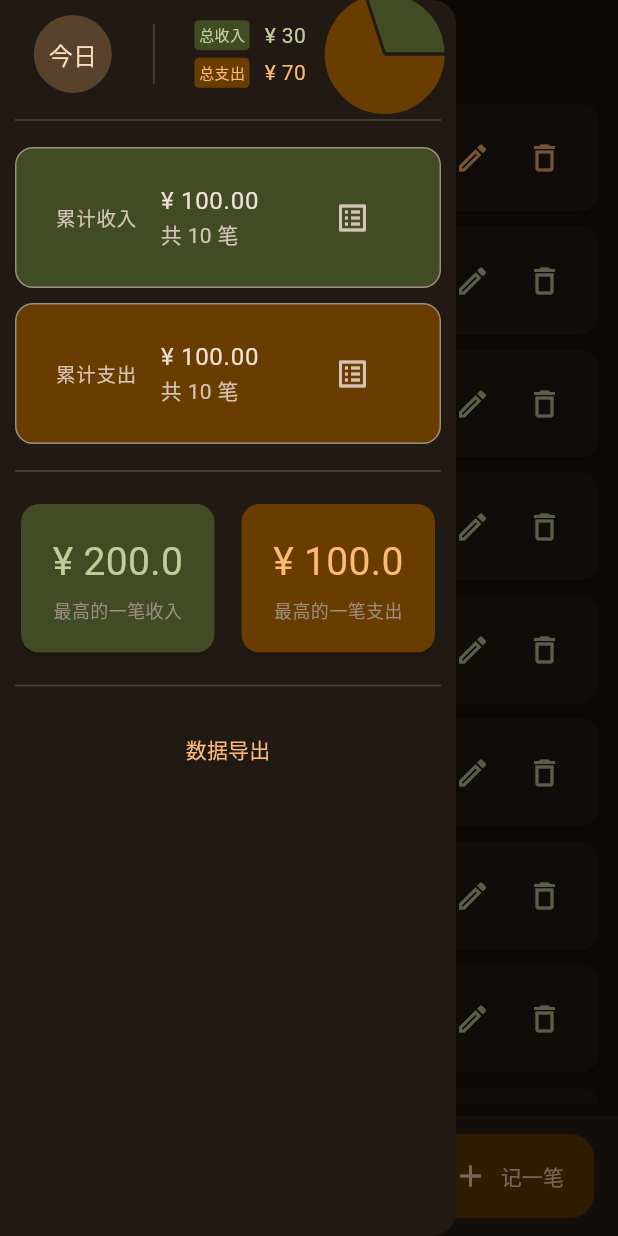
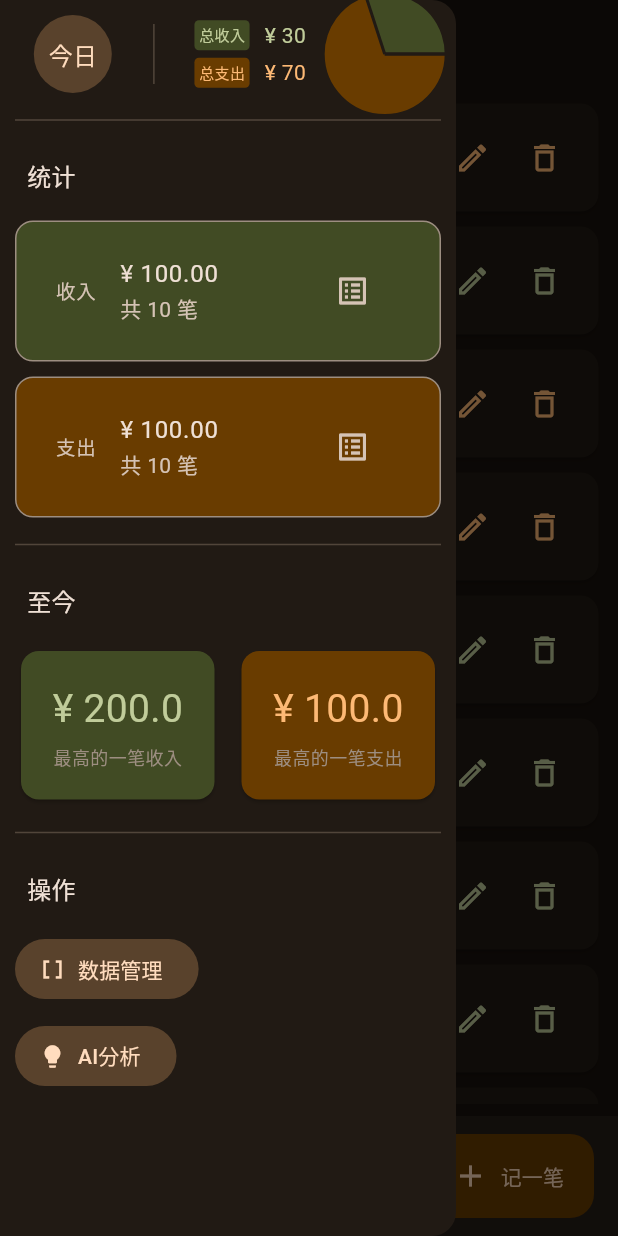
Before and after one commit to wzk0/flutter_jiyi, a Flutter app: the screen it shows after launch, with the side drawer open, on a phone screen of 412 x 824 dp. Run offline on Flutter 3.47's test engine with Material 3 defaults, Android fonts, the phone set to English and light mode, and no system bars; drawn by our look-alikes of fl_chart.

```diff
--- a/lib/views/widget_tree.dart
+++ b/lib/views/widget_tree.dart
@@ -1,5 +1,5 @@
 import 'package:flutter/material.dart';
-import 'package:jiyi/widgets/drawer_widget.dart';
+import 'package:jiyi/widgets/drawer/drawer_widget.dart';
 import 'package:jiyi/widgets/item/item_list_widget.dart';
 import 'package:jiyi/widgets/btm_appbar_widget.dart';
 import 'package:jiyi/widgets/fab_widget.dart';
--- /dev/null
+++ b/lib/widgets/drawer/drawer_title_widget.dart
@@ -0,0 +1,16 @@
+import 'package:flutter/material.dart';
+
+class DrawerTitleWidget extends StatelessWidget {
+
+  final String actions;
+
+  const DrawerTitleWidget({super.key, required this.actions});
+
+  @override
+  Widget build(BuildContext context) {
+    return Padding(
+      padding: const EdgeInsets.all(8),
+      child: Text(actions, style: TextStyle(fontSize: 16)),
+    );
+  }
+}
--- a/lib/widgets/drawer_widget.dart
+++ b/lib/widgets/drawer/drawer_widget.dart
@@ -1,8 +1,9 @@
 import 'package:fl_chart/fl_chart.dart';
 import 'package:flutter/material.dart';
-import 'package:jiyi/widgets/expd_card/expd_card_highest_widget.dart';
-import 'package:jiyi/widgets/expd_card/expd_card_listtile_widget.dart';
-import 'package:jiyi/widgets/expd_card/expd_card_widget.dart';
+import 'package:jiyi/widgets/drawer/drawer_title_widget.dart';
+import 'package:jiyi/widgets/drawer/expd_card/expd_card_highest_widget.dart';
+import 'package:jiyi/widgets/drawer/expd_card/expd_card_listtile_widget.dart';
+import 'package:jiyi/widgets/drawer/expd_card/expd_card_widget.dart';
 import 'package:jiyi/widgets/tag_widget.dart';
 
 class DrawerWidget extends StatefulWidget {
@@ -23,6 +24,7 @@ class _DrawerWidgetState extends State<DrawerWidget> {
             child: Column(
               spacing: 10,
               mainAxisAlignment: MainAxisAlignment.center,
+              crossAxisAlignment: CrossAxisAlignment.start,
               children: [
                 Row(
                   spacing: 15,
@@ -106,6 +108,7 @@ class _DrawerWidgetState extends State<DrawerWidget> {
                   ],
                 ),
                 Divider(),
+                DrawerTitleWidget(actions: '统计'),
                 //FilledButton.tonal(onPressed: () {}, child: Icon(Icons.alarm)),
                 Row(
                   children: [
@@ -114,7 +117,7 @@ class _DrawerWidgetState extends State<DrawerWidget> {
                       child: ExpdCardListtileWidget(
                         title: '¥ 100.00',
                         subtitle: '共 10 笔',
-                        leading: '累计收入',
+                        leading: '收入',
                       ),
                     ),
                   ],
@@ -126,12 +129,13 @@ class _DrawerWidgetState extends State<DrawerWidget> {
                       child: ExpdCardListtileWidget(
                         title: '¥ 100.00',
                         subtitle: '共 10 笔',
-                        leading: '累计支出',
+                        leading: '支出',
                       ),
                     ),
                   ],
                 ),
                 Divider(),
+                DrawerTitleWidget(actions: '至今'),
                 Row(
                   spacing: 10,
                   children: [
@@ -150,7 +154,17 @@ class _DrawerWidgetState extends State<DrawerWidget> {
                   ],
                 ),
                 Divider(),
-                TextButton(onPressed: () {}, child: Text('数据导出')),
+                DrawerTitleWidget(actions: '操作'),
+                FilledButton.tonalIcon(
+                  onPressed: () {},
+                  icon: Icon(Icons.data_array),
+                  label: Text('数据管理'),
+                ),
+                FilledButton.tonalIcon(
+                  onPressed: () {},
+                  icon: Icon(Icons.lightbulb),
+                  label: Text('AI分析'),
+                ),
               ],
             ),
           ),
--- a/lib/widgets/item/item_list_widget.dart
+++ b/lib/widgets/item/item_list_widget.dart
@@ -13,6 +13,27 @@ class _AtcListState extends State<ItemListWidget> {
   Widget build(BuildContext context) {
     return ListView(
       children: [
+        ItemCardWidget(
+          title: '冰红茶',
+          date: '2025-08-28 18:54',
+          icon: Icons.money,
+          isCost: true,
+          money: 100.00,
+        ),
+        ItemCardWidget(
+          title: '红包',
+          date: '2025-08-28 18:54',
+          icon: Icons.money,
+          isCost: false,
+          money: 100.00,
+        ),
+        ItemCardWidget(
+          title: '冰红茶',
+          date: '2025-08-28 18:54',
+          icon: Icons.money,
+          isCost: true,
+          money: 100.00,
+        ),
         ItemCardWidget(
           title: '冰红茶',
           date: '2025-08-28 18:54',
@@ -55,27 +76,6 @@ class _AtcListState extends State<ItemListWidget> {
           isCost: false,
           money: 100.00,
         ),
-        ItemCardWidget(
-          title: '红包',
-          date: '2025-08-28 18:54',
-          icon: Icons.money,
-          isCost: false,
-          money: 100.00,
-        ),
-        ItemCardWidget(
-          title: '红包',
-          date: '2025-08-28 18:54',
-          icon: Icons.money,
-          isCost: false,
-          money: 100.00,
-        ),
-        ItemCardWidget(
-          title: '红包',
-          date: '2025-08-28 18:54',
-          icon: Icons.money,
-          isCost: false,
-          money: 100.00,
-        ),
       ],
     );
   }
```
Also changed, not shown: lib/widgets/drawer/expd_card/expd_card_highest_widget.dart (renamed from lib/widgets/expd_card/expd_card_highest_widget.dart), lib/widgets/drawer/expd_card/expd_card_listtile_widget.dart (renamed from lib/widgets/expd_card/expd_card_listtile_widget.dart), lib/widgets/drawer/expd_card/expd_card_widget.dart (renamed from lib/widgets/expd_card/expd_card_widget.dart).
